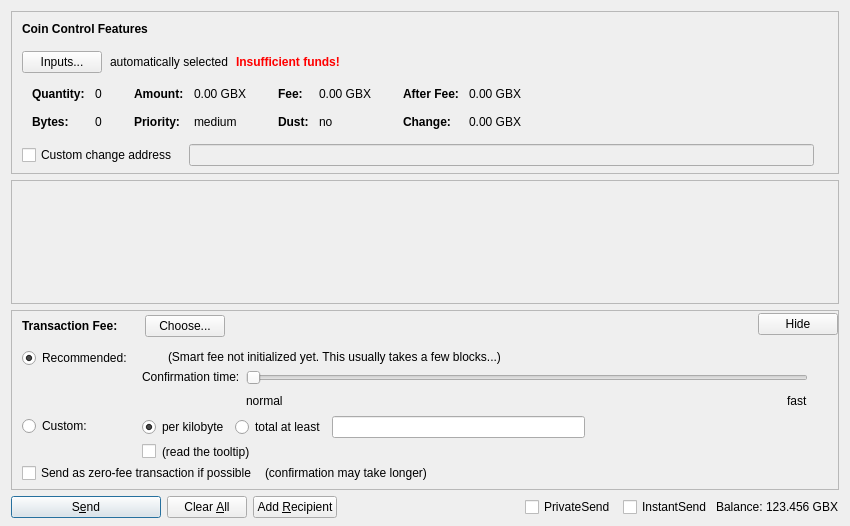
This is src/qt/forms/sendcoinsdialog.ui in okam/ntoken-core as Qt 5 draws it before an edit. The edited form follows.
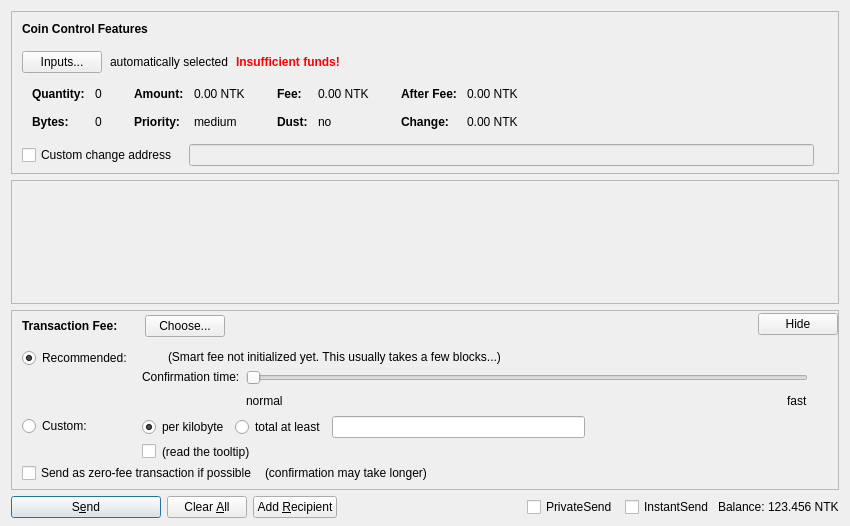
This is the edited form. Custom widgets are drawn as their Qt base class.

Patch:
```diff
--- a/src/qt/forms/sendcoinsdialog.ui
+++ b/src/qt/forms/sendcoinsdialog.ui
@@ -324,7 +324,7 @@
                   <enum>Qt::ActionsContextMenu</enum>
                  </property>
                  <property name="text">
-                  <string notr="true">0.00 GBX</string>
+                  <string notr="true">0.00 NTK</string>
                  </property>
                  <property name="textInteractionFlags">
                   <set>Qt::LinksAccessibleByMouse|Qt::TextSelectableByKeyboard|Qt::TextSelectableByMouse</set>
@@ -404,7 +404,7 @@
                   <enum>Qt::ActionsContextMenu</enum>
                  </property>
                  <property name="text">
-                  <string notr="true">0.00 GBX</string>
+                  <string notr="true">0.00 NTK</string>
                  </property>
                  <property name="textInteractionFlags">
                   <set>Qt::LinksAccessibleByMouse|Qt::TextSelectableByKeyboard|Qt::TextSelectableByMouse</set>
@@ -484,7 +484,7 @@
                   <enum>Qt::ActionsContextMenu</enum>
                  </property>
                  <property name="text">
-                  <string notr="true">0.00 GBX</string>
+                  <string notr="true">0.00 NTK</string>
                  </property>
                  <property name="textInteractionFlags">
                   <set>Qt::LinksAccessibleByMouse|Qt::TextSelectableByKeyboard|Qt::TextSelectableByMouse</set>
@@ -513,7 +513,7 @@
                   <enum>Qt::ActionsContextMenu</enum>
                  </property>
                  <property name="text">
-                  <string notr="true">0.00 GBX</string>
+                  <string notr="true">0.00 NTK</string>
                  </property>
                  <property name="textInteractionFlags">
                   <set>Qt::LinksAccessibleByMouse|Qt::TextSelectableByKeyboard|Qt::TextSelectableByMouse</set>
@@ -1366,7 +1366,7 @@
           <cursorShape>IBeamCursor</cursorShape>
          </property>
          <property name="text">
-          <string notr="true">123.456 GBX</string>
+          <string notr="true">123.456 NTK</string>
          </property>
          <property name="textInteractionFlags">
           <set>Qt::LinksAccessibleByMouse|Qt::TextSelectableByKeyboard|Qt::TextSelectableByMouse</set>
```
